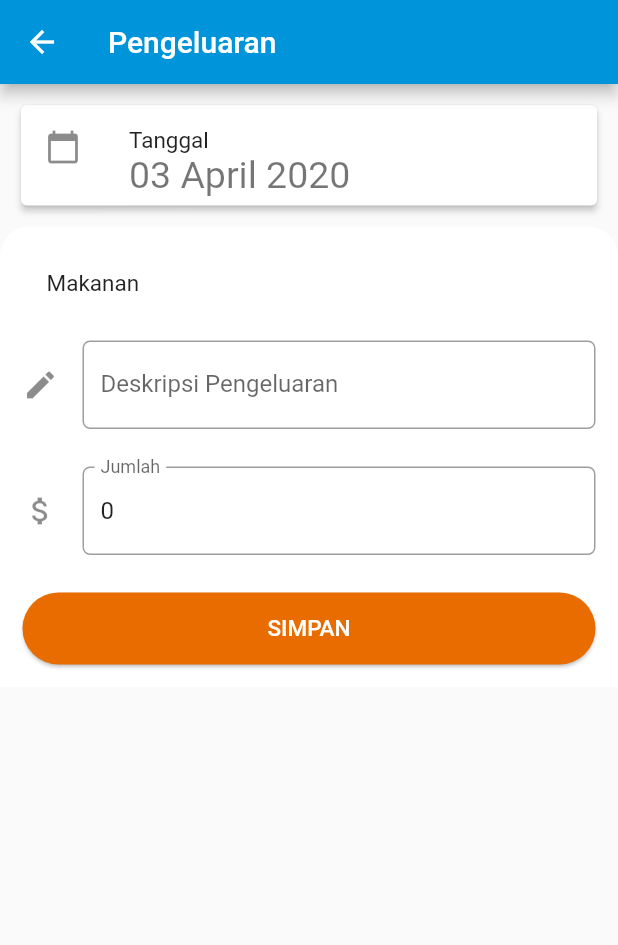
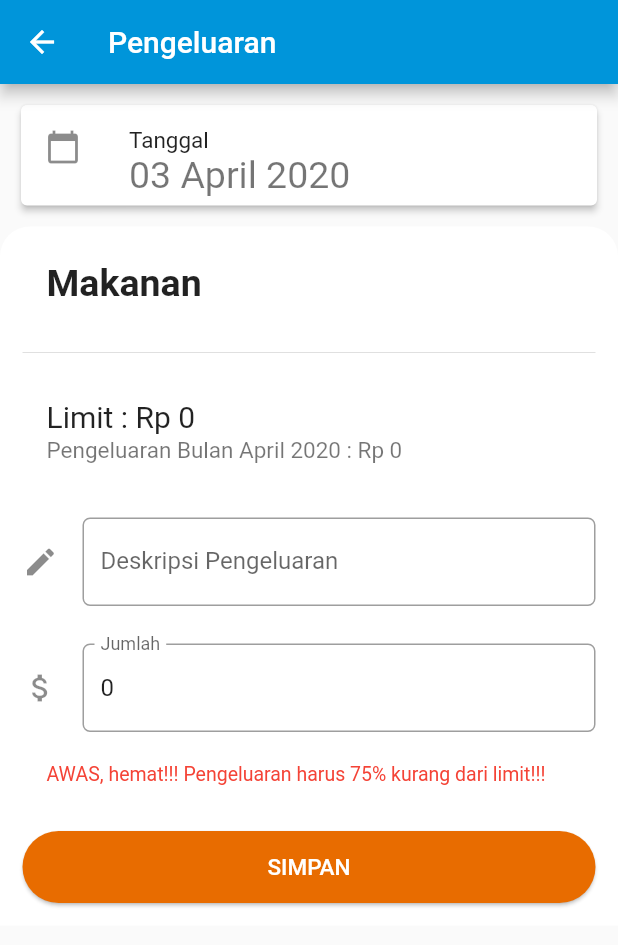
Before and after one commit to nadiacarrisa/CekWallet, a Flutter app: the MainMenu screen opened by its route, after a tap on the "fastfood" icon, on a phone screen of 412 x 824 dp. Shown: the top 945 px of the screen. Run offline on Flutter 3.47's test engine with Material 2 defaults, Android fonts, the phone set to English and light mode, and no system bars; our stand-ins replace bubble_tab_indicator, flutter_masked_text, sqflite; missing offline and left inert: moneytextformfield; accounts and stored records are empty.

Commit message:
labelcheck, threshold tgl, formatDate
ubah fungsi isLimit, dan tambah fungsi keterangan. perubahan formatdate, perubahan edit page

```diff
--- a/lib/ExpenseForm.dart
+++ b/lib/ExpenseForm.dart
@@ -20,7 +20,8 @@ class ExpenseForm extends StatefulWidget {
 class _ExpenseFormState extends State<ExpenseForm> with Validation{
   LimitCon limitDb = LimitCon();
   History pengeluaranState;
-  String jenisState;
+  String jenisState, monthYear;
+  int Jmllimit, JmlExpense;
   _ExpenseFormState(this.pengeluaranState, this.jenisState);
 
   TextEditingController deskController = TextEditingController();
@@ -31,26 +32,46 @@ class _ExpenseFormState extends State<ExpenseForm> with Validation{
   String jumlah = '';
   DateTime dateTime = DateTime.now();
 
+  void KeteranganExpense(String kategori, DateTime tgl) async{
+    String formatter = DateFormat('MMMM yyyy').format(tgl);
+    limit = await LimitCon().checkLimit(kategori);
+    limit.forEach(
+          (jmlLimit) {
+        setState(() {
+          Jmllimit = jmlLimit['jumlah'];
+        });
+      },
+    );
+    total = await LimitCon().checkExpense(kategori, formatter);
+    total.forEach(
+          (jmlLimit) {
+            setState(() {
+              JmlExpense = jmlLimit['Total'];
+              if(JmlExpense==null) JmlExpense=0;
+            });
+      },
+    );
+    monthYear = formatter;
+  }
 
   void isLimited(History k) async{
     var jml,expense;
     print(k.kategori);
-    limit = await LimitCon().checkLimit(k);
+    limit = await LimitCon().checkLimit(k.kategori);
     limit.forEach(
           (jmlLimit) {
             jml = jmlLimit['jumlah'];
           },
     );
-    total = await LimitCon().checkExpense(k);
+    total = await LimitCon().checkExpense(k.kategori, k.bulanTahun);
     total.forEach(
           (jmlLimit) {
             expense = jmlLimit['Total'];
-            if(expense==null)
-              expense=0;
+            if(expense==null) expense=0;
           },
     );
-    String formatter = DateFormat("MM yyyy").format(DateTime.now()).toString();
-    if(jml!=null && formatter == k.bulanTahun){
+
+      if(jml!=0){
         if(k.jumlah + expense > 0.75 * jml){
           showDialog(
             context: context,
@@ -81,7 +102,17 @@ class _ExpenseFormState extends State<ExpenseForm> with Validation{
         else{
           Navigator.pop(context,k);
         }
+      }else{
+        Navigator.pop(context,k);
       }
+
+  }
+
+
+  @override
+  void initState() {
+    super.initState();
+    KeteranganExpense(widget.jenis, dateTime);
   }
 
   @override
@@ -116,9 +147,10 @@ class _ExpenseFormState extends State<ExpenseForm> with Validation{
                       style: TextStyle(fontSize: 25,)
                   ),
                   onTap: (){
-                    showDatePicker(context: context, initialDate: DateTime.now(),firstDate: DateTime(2019), lastDate: DateTime(2021)).then((date){
+                    showDatePicker(context: context, initialDate: DateTime.now(),firstDate: DateTime(2000), lastDate: DateTime.now()).then((date){
                       if(date!=null){
                         setState(() {
+                          KeteranganExpense(widget.jenis, date);
                           dateTime = date;
                         });
                       }
@@ -141,9 +173,21 @@ class _ExpenseFormState extends State<ExpenseForm> with Validation{
                 child: Column(
                   children: <Widget>[
                     Padding(
-                      padding: EdgeInsets.only(top: 10),
+                      padding: EdgeInsets.only(top: 10, bottom: 10),
                       child: ListTile(
                         title: Text('${widget.jenis}',
+                          style: TextStyle(fontSize: 25, fontWeight: FontWeight.bold),
+                        ),
+                      ),
+                    ),
+                    Divider(),
+                    Padding(
+                      padding: EdgeInsets.only(top: 10, bottom: 10),
+                      child: ListTile(
+                        title: Text('Limit : Rp $Jmllimit',
+                          style: TextStyle(fontSize: 20),
+                        ),
+                        subtitle: Text('Pengeluaran Bulan $monthYear : Rp $JmlExpense',
                           style: TextStyle(fontSize: 15),
                         ),
                       ),
@@ -168,7 +212,7 @@ class _ExpenseFormState extends State<ExpenseForm> with Validation{
                     ),
 
                     Padding (
-                      padding: EdgeInsets.only(top:10.0, bottom:15.0),
+                      padding: EdgeInsets.only(top:10.0),
                       child: TextFormField(
                         controller: jumlahController,
                         keyboardType: TextInputType.number,
@@ -183,6 +227,11 @@ class _ExpenseFormState extends State<ExpenseForm> with Validation{
                         onSaved: (String value) { //KETIKA LOLOS VALIDASI
                           jumlah = value;
                         },
+                      ),
+                    ),
+                    ListTile(
+                        title: Text('AWAS, hemat!!! Pengeluaran harus 75% kurang dari limit!!!',
+                          style: TextStyle(fontSize: 13, color: Colors.red),
                         ),
                     ),
 
@@ -206,7 +255,7 @@ class _ExpenseFormState extends State<ExpenseForm> with Validation{
                                           int.parse(jumlahController.text),
                                           DateFormat('dd MMMM yyyy').format(dateTime).toString(),
                                           deskController.text, '-',
-                                          DateFormat('MM yyyy').format(dateTime).toString()
+                                          DateFormat('MMMM yyyy').format(dateTime).toString()
                                       );
                                     } else {
                                       pengeluaranState.deskripsi = deskController.text;
--- a/lib/HistoryPage.dart
+++ b/lib/HistoryPage.dart
@@ -1,6 +1,5 @@
 import 'package:flutter/material.dart';
 import 'package:bubble_tab_indicator/bubble_tab_indicator.dart';
-import 'package:flutter_masked_text/flutter_masked_text.dart';
 import 'package:money_management/services/HistoryService.dart';
 
 class HistoryPage extends StatefulWidget {
--- a/lib/IncomeForm.dart
+++ b/lib/IncomeForm.dart
@@ -57,7 +57,7 @@ class _IncomeFormState extends State<IncomeForm> with Validation{
                         style: TextStyle(fontSize: 25,)
                     ),
                     onTap: (){
-                      showDatePicker(context: context, initialDate: DateTime.now(),firstDate: DateTime(2019), lastDate: DateTime(2021)).then((date){
+                      showDatePicker(context: context, initialDate: DateTime.now(),firstDate: DateTime(2000), lastDate: DateTime.now()).then((date){
                         if(date!=null){
                           setState(() {
                             dateTime = date;
@@ -139,7 +139,7 @@ class _IncomeFormState extends State<IncomeForm> with Validation{
                                             int.parse(jumlahController.text.toString()),
                                             DateFormat('dd MMMM yyyy').format(dateTime).toString(),
                                             deskController.text, '+',
-                                            DateFormat('MM yyyy').format(dateTime).toString()
+                                            DateFormat('MMMM yyyy').format(dateTime).toString()
                                         );
                                       } else {
                                         pemasukanState.deskripsi = deskController.text;
--- a/lib/models/History.dart
+++ b/lib/models/History.dart
@@ -8,7 +8,7 @@ class History {
   String tag;
   String bulanTahun;
 
-  History({this.id, this.kategori, this.jumlah, this.date, this.deskripsi, this.tag});
+  History({this.id, this.kategori, this.jumlah, this.date, this.deskripsi, this.tag, this.bulanTahun});
   History.withMontYear(this.kategori, this.jumlah, this.date, this.deskripsi, this.tag, this.bulanTahun);
   History.withoutID(this.kategori, this.jumlah, this.date, this.deskripsi, this.tag);
 
--- a/lib/models/Kategori.dart
+++ /dev/null
@@ -1,65 +0,0 @@
-class History {
-  int _id;
-  String _kategori;
-  int _jumlah;
-  String _tag;
-  String _tanggal;
-  String _deskripsi;
-  String bulanTahun;
-
-  // konstruktor versi 1
-  History.withMontYear(this._kategori, this._jumlah, this._tanggal, this._deskripsi, this._tag, this.bulanTahun);
-  History(this._kategori, this._jumlah, this._tanggal, this._deskripsi, this._tag);
-  History.withID(this._id, this._kategori, this._jumlah, this._tanggal, this._deskripsi, this._tag);
-
-  // konstruktor versi 2: konversi dari Map ke Contact
-  History.fromMap(Map<String, dynamic> map) {
-    this._id = map['id'];
-    this._kategori = map['kategori'];
-    this._jumlah = map['jumlah'];
-    this._tanggal = map['tanggal'];
-    this._deskripsi = map['deskripsi'];
-    this._tag = map['tag'];
-  }
-
-  Map<String, dynamic> toMap() {
-    Map<String, dynamic> map = Map<String, dynamic>();
-    map['id'] = this._id;
-    map['kategori'] = this._kategori;
-    map['jumlah'] = this._jumlah;
-    map['tanggal'] = this._tanggal;
-    map['deskripsi'] = this._deskripsi;
-    map['tag'] = this._tag;
-    return map;
-  }
-
-  // getter
-  int get id => _id;
-  String get kategori => _kategori;
-  int get jumlah => _jumlah;
-  String get tanggal => _tanggal;
-  String get deskripsi => _deskripsi;
-  String get tag => _tag;
-
-  // setter
-  set kategori(String value) {
-    _kategori = value;
-  }
-
-  set jumlah(int value) {
-    _jumlah = value;
-  }
-
-  set tanggal(String value) {
-    _tanggal = value;
-  }
-
-  set deskripsi(String value) {
-    _deskripsi = value;
-  }
-
-  set tag(String value) {
-    _tag = value;
-  }
-
-}
--- a/lib/services/DBlite.dart
+++ b/lib/services/DBlite.dart
@@ -88,9 +88,9 @@ class DBLite{
     return result.toList();
   }
 
-  Future<List> checkExpense(History k) async{
+  Future<List> checkExpense(String kategori, String bulanTahun) async{
     Database db = await this.initDb();
-    var result = await db.rawQuery("SELECT SUM(jumlah) as Total FROM history WHERE monthYear='${k.bulanTahun}' AND kategori='${k.kategori}'");
+    var result = await db.rawQuery("SELECT SUM(jumlah) as Total FROM history WHERE monthYear='$bulanTahun' AND kategori='$kategori'");
     await db.close();
     return result;
   }
--- a/lib/services/LimitService.dart
+++ b/lib/services/LimitService.dart
@@ -47,9 +47,9 @@ class LimitCon extends DBLite {
 //    return result;
 //  }
 
-  Future<List> checkLimit(History k) async{
+  Future<List> checkLimit(String kategori) async{
     Database db = await this.initDb();
-    final sql = "SELECT jumlah FROM batas WHERE kategori = '${k.kategori}'";
+    final sql = "SELECT jumlah FROM batas WHERE kategori = '$kategori'";
     var result = await db.rawQuery(sql);
     return result;
   }
```
Also changed, not shown: lib/EditForm.dart (+64 -15 lines), lib/MainMenu.dart (+5 -4 lines). Lines whose indentation alone changed are shown as unchanged.
